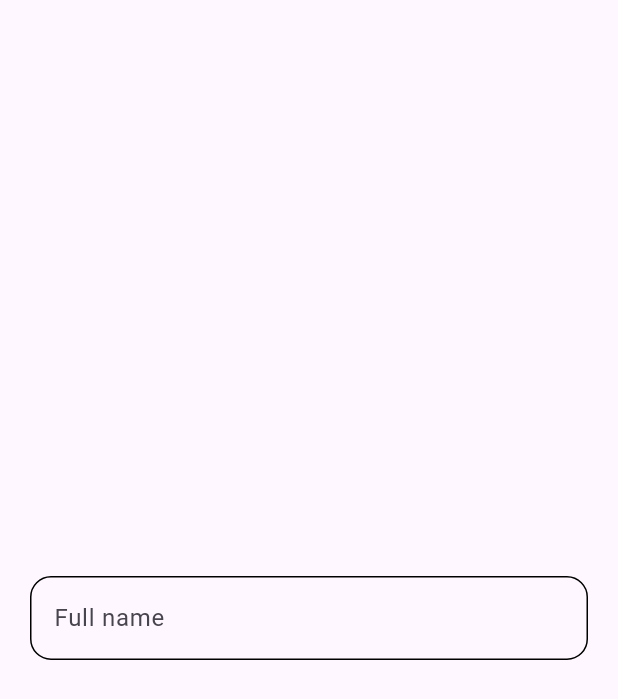
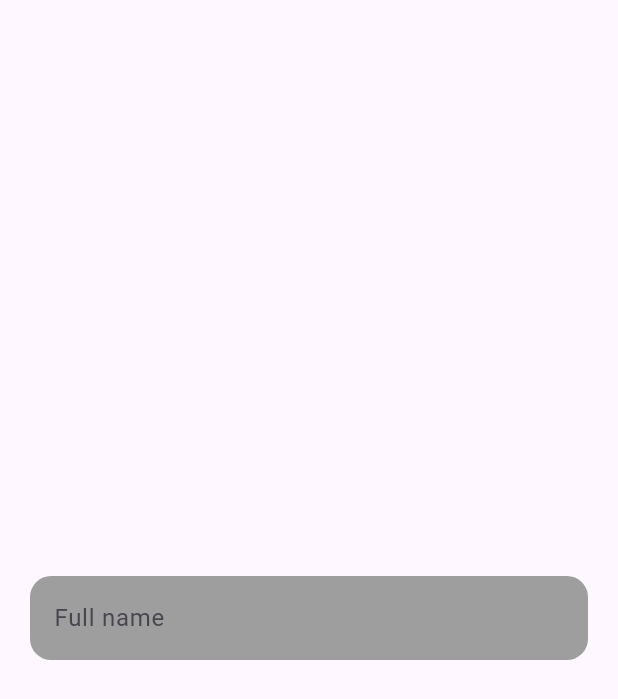
Before and after one commit to GehaziJenda/imosys_flutter_package, a Flutter app: the screen it shows after launch, on a phone screen of 412 x 824 dp. Shown: the top 699 px of the screen. Run offline on Flutter 3.47's test engine with Material 3 defaults, Android fonts, the light colour scheme and no system bars; our stand-ins replace dropdown_button2, extended_image.

Commit message:
Fixed defaults for text fields

```diff
--- a/example/lib/main.dart
+++ b/example/lib/main.dart
@@ -20,6 +20,9 @@ void main() {
         defaultContainerRadius: 14,
         primaryButtonBackgroundColor: Colors.orange,
         primaryButtonTextColor: Colors.white,
+        defaultTextFieldFillColor: Colors.grey,
+        defaultTextFieldIsFilled: true,
+        defaultTextFieldHasBorder: false,
       ),
       child: const MyApp(),
     ),
@@ -83,10 +86,8 @@ class _MyHomePageState extends State<MyHomePage> {
             ImosysTextField(
               hint: "",
               controller: controller,
-              hasBorder: true,
               label: "Full name",
-              fillColor: Colors.grey.withAlpha(80),
-              hintFontColor: Colors.grey,
+              fillColor: Colors.grey,
             ),
             // SizedBox(
             //   height: config.defaultVerticalMargin,
--- a/lib/widgets/imosys_text_field.dart
+++ b/lib/widgets/imosys_text_field.dart
@@ -149,8 +149,7 @@ class ImosysTextField extends StatelessWidget {
                 fontWeight: fontWeight),
             decoration: InputDecoration(
               counterText: "",
-              filled: hasFill ||
-                  (config.defaultTextFieldIsFilled),
+              filled: hasFill || config.defaultTextFieldIsFilled,
               prefixIcon: prefixIcon,
               labelText: label,
               hintText: hint,
@@ -181,11 +180,7 @@ class ImosysTextField extends StatelessWidget {
                     config.defaultHintColor ??
                     config.defaultFontColor,
               ),
-              fillColor: hasFill
-                  ? fillColor ??
-                      config.defaultTextFieldFillColor ??
-                      Colors.white
-                  : config.defaultTextFieldIsFilled
+              fillColor: hasFill || config.defaultTextFieldIsFilled
                   ? fillColor ??
                       config.defaultTextFieldFillColor ??
                       Colors.white
@@ -224,11 +219,10 @@ class ImosysTextField extends StatelessWidget {
                   Radius.circular(
                       borderRadius ?? config.defaultContainerRadius),
                 ),
-                borderSide:  BorderSide(
+                borderSide: BorderSide(
                   width: 1,
                   color: errorBorderColor ?? Colors.red,
-                      )
-                   ,
+                ),
               ),
               focusedBorder: OutlineInputBorder(
                 borderRadius: BorderRadius.all(
@@ -270,7 +264,7 @@ class ImosysTextField extends StatelessWidget {
                 fontWeight: fontWeight),
             decoration: InputDecoration(
               counterText: "",
-              filled: hasFill,
+              filled: hasFill || config.defaultTextFieldIsFilled,
               prefixIcon: prefixIcon,
               labelText: label,
               hintText: hint,
@@ -303,11 +297,7 @@ class ImosysTextField extends StatelessWidget {
                     config.defaultHintColor ??
                     config.defaultFontColor,
               ),
-              fillColor: hasFill
-                  ? fillColor ??
-                      config.defaultTextFieldFillColor ??
-                      Colors.white
-                  : config.defaultTextFieldIsFilled
+              fillColor: hasFill || config.defaultTextFieldIsFilled
                   ? fillColor ??
                       config.defaultTextFieldFillColor ??
                       Colors.white
--- a/pubspec.yaml
+++ b/pubspec.yaml
@@ -1,6 +1,6 @@
 name: imosys_flutter_package
 description: "A flutter package for iMoSyS"
-version: 0.0.4
+version: 0.0.5
 homepage: "https://github.com/GehaziJenda/imosys_flutter_package"
 
 environment:
```
Also changed, not shown: example/pubspec.lock, 1 other file. Lines whose indentation alone changed are shown as unchanged.
